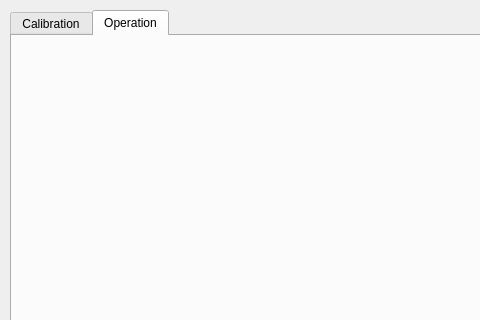
This is DriverStation/mainwindow.ui in dgitz/DriverStation as Qt 5 draws it before an edit; both pictures show x 0 to 480 and y 0 to 320 of the 1091 by 895 pixel window. The edited form follows.
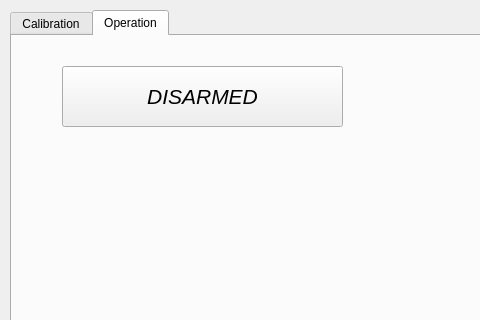
This is the edited form. The open tabs and pages were chosen to show the change.

Commit message: Tested on operational Rover.  US complete and closed.

What changed in the file:
```diff
--- a/DriverStation/mainwindow.ui
+++ b/DriverStation/mainwindow.ui
@@ -523,6 +523,25 @@
      <attribute name="title">
       <string>Operation</string>
      </attribute>
+     <widget class="QPushButton" name="bArmDisarm">
+      <property name="geometry">
+       <rect>
+        <x>50</x>
+        <y>30</y>
+        <width>281</width>
+        <height>61</height>
+       </rect>
+      </property>
+      <property name="font">
+       <font>
+        <pointsize>16</pointsize>
+        <italic>true</italic>
+       </font>
+      </property>
+      <property name="text">
+       <string>DISARMED</string>
+      </property>
+     </widget>
     </widget>
    </widget>
   </widget>
```
Left out of the diff: 2 changed lines with no effect on the pictures. The commit also changes 1 other file.
